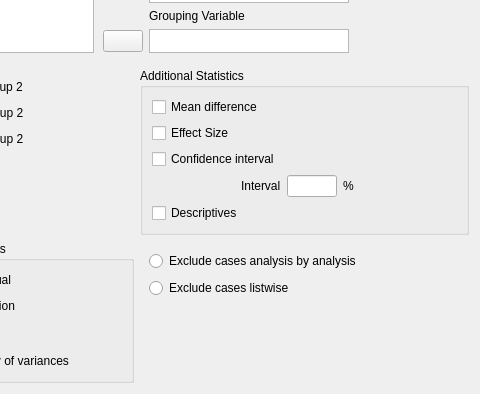
Old version of the form JASP-Desktop/analysisforms/ttestindependentsamplesform.ui in the repository jasp-stats/jasp-desktop; both pictures show x 117 to 597 and y 158 to 552 of the 597 by 552 pixel window.
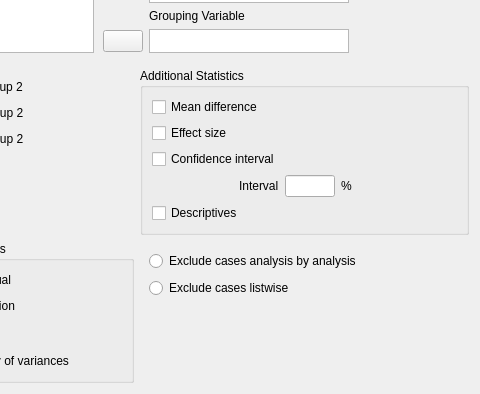
New version of the form. Custom widgets are drawn as their Qt base class.

```diff
--- a/JASP-Desktop/analysisforms/ttestindependentsamplesform.ui
+++ b/JASP-Desktop/analysisforms/ttestindependentsamplesform.ui
@@ -200,7 +200,7 @@
       <item row="1" column="0">
        <widget class="BoundCheckBox" name="effectSize">
         <property name="text">
-         <string>Effect Size</string>
+         <string>Effect size</string>
         </property>
        </widget>
       </item>
```
